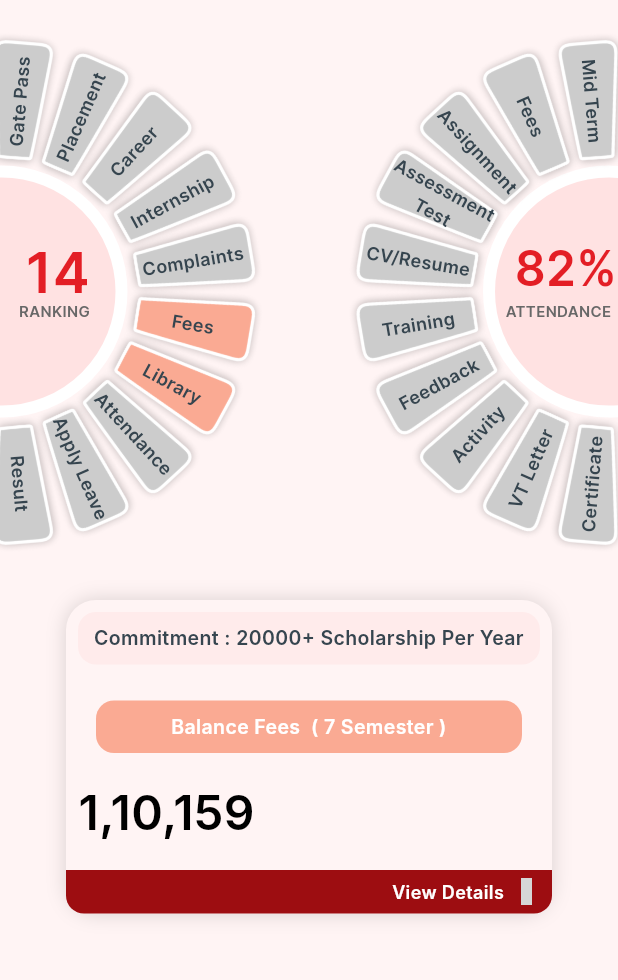
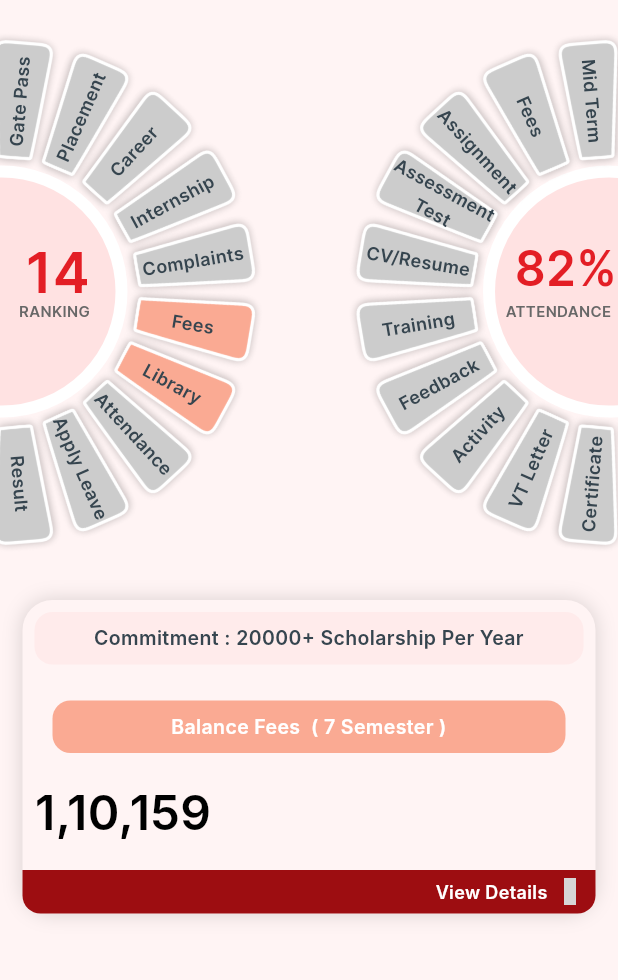
Before and after one commit to Awdhesh8/GlobalCollegeApp, a Flutter app: the MyHomePage screen opened directly, after a tap on "Fees", on a phone screen of 412 x 824 dp, the part 84-1064 px from its top. Run offline on Flutter 3.47's test engine with Material 3 defaults, Android fonts, the phone set to English and light mode, and no system bars; our stand-ins replace curved_navigation_bar, fl_chart, flip_card, flutter_svg, get, get_storage and 4 more; accounts and stored records are empty; Roboto replaces fonts that are missing (Inter); grey boxes are pictures that could not be loaded.

Commit message:
Merge remote-tracking branch 'origin/main'

```diff
--- a/lib/features/home/screens/home_page.dart
+++ b/lib/features/home/screens/home_page.dart
@@ -47,11 +47,11 @@ import 'package:globalcollegeapp/common/widgets/appbar/appbar.dart';
 import 'package:globalcollegeapp/features/home/screens/profile_card/profile_box.dart';
 import 'package:globalcollegeapp/utils/constants/colors.dart';
 import '../../../Circular Menus/circular_menus_with_circle.dart';
+import '../widgets/animation_switcher/hide_show_animation.dart';
 import 'left_circle_menu_and_screens/fees/fees_card/fees_card_contanier.dart';
-import 'left_circle_menu_and_screens/fees/fees_contanier/fees_container.dart';
 
 class MyHomePage extends StatefulWidget {
-  MyHomePage({
+  const MyHomePage({
     Key? key,
   }) : super(key: key);
 
@@ -87,11 +87,12 @@ class _MyHomePageState extends State<MyHomePage> {
                 });
               },
             ),
-            if (shouldShowFeesCard()) ...[
-              const FeesCard(),
-            ] else ...[
-              const ProfileBox(),
-            ],
+            AnimatedSwitcherWidget(
+              firstWidget: const FeesCard(),
+              secondWidget: const ProfileBox(),
+              showFirst: showFeesCard,
+              selectedIndex: selectedIndex,
+            ),
           ],
         ),
       ),
@@ -106,12 +107,4 @@ class _MyHomePageState extends State<MyHomePage> {
       }
     });
   }
-
-
-
-  bool shouldShowFeesCard() {
-    // Show FeesCard for index 0 or 10, hide for others
-    return (selectedIndex == 0 || selectedIndex == 10) && showFeesCard;
-  }
-
 }
--- a/lib/features/home/screens/left_circle_menu_and_screens/fees/fees_card/fees_card_contanier.dart
+++ b/lib/features/home/screens/left_circle_menu_and_screens/fees/fees_card/fees_card_contanier.dart
@@ -1,10 +1,8 @@
 import 'package:flutter/material.dart';
 import 'package:get/get.dart';
-import 'package:get/get_core/src/get_main.dart';
 import 'package:globalcollegeapp/features/home/screens/left_circle_menu_and_screens/fees/fees_screen.dart';
 import 'package:globalcollegeapp/utils/constants/sizes.dart';
 import 'package:iconsax/iconsax.dart';
-
 import '../../../../../../utils/constants/colors.dart';
 
 class FeesCard extends StatelessWidget {
@@ -12,8 +10,10 @@ class FeesCard extends StatelessWidget {
 
   @override
   Widget build(BuildContext context) {
-    return Container(
-      width: 324,
+    return Padding(
+      padding: const EdgeInsets.symmetric(horizontal: 15),
+      child: Container(
+        width: double.infinity,
         decoration: ShapeDecoration(
           color: EColors.backgroundColor,
           shape: RoundedRectangleBorder(
@@ -67,9 +67,7 @@ class FeesCard extends StatelessWidget {
               ),
             ),
 
-          const SizedBox(
-            height: ESizes.spaceBtwItems,
-          ),
+            const SizedBox(height: ESizes.spaceBtwItems,),
 
             /// Balance Fees & Text
             Padding(
@@ -108,9 +106,8 @@ class FeesCard extends StatelessWidget {
               ),
             ),
 
-          const SizedBox(
-            height: ESizes.spaceBtwItems,
-          ),
+            const SizedBox(height: ESizes.spaceBtwItems,),
+
             const Row(
               children: [
                 Text(
@@ -149,8 +146,8 @@ class FeesCard extends StatelessWidget {
                                 duration: const Duration(milliseconds: 500),
                               ),
 
-                          child: Padding(
-                            padding: const EdgeInsets.all(6.0),
+                            child: const Padding(
+                              padding: EdgeInsets.all(6.0),
                               child: Text(
                                 'View Details',
                                 style: TextStyle(
@@ -163,7 +160,7 @@ class FeesCard extends StatelessWidget {
                               ),
                             ),
                           ),
-                        Icon(Iconsax.arrow_right_14, color: Colors.white, size: 18,),
+                          const Icon(Iconsax.arrow_right_14, color: Colors.white, size: 18,),
                         ],
                       ),
                     ),
@@ -173,6 +170,7 @@ class FeesCard extends StatelessWidget {
             ),
           ],
         ),
+      ),
     );
   }
 }
--- a/lib/features/home/screens/left_circle_menu_and_screens/left_circle_menus.dart
+++ b/lib/features/home/screens/left_circle_menu_and_screens/left_circle_menus.dart
@@ -2,7 +2,6 @@ import 'package:flutter/material.dart';
 import 'dart:math';
 import '../../../../utils/constants/colors.dart';
 import 'package:get/get.dart';
-import 'fees/fees_screen.dart';
 import 'library/library_screen.dart';
 
 class LeftSideCircularScrollingBoxes extends StatefulWidget {
--- /dev/null
+++ b/lib/features/home/widgets/animation_switcher/hide_show_animation.dart
@@ -0,0 +1,32 @@
+import 'package:flutter/material.dart';
+
+class AnimatedSwitcherWidget extends StatelessWidget {
+  final Widget firstWidget;
+  final Widget secondWidget;
+  final bool showFirst;
+  final int selectedIndex;
+
+  const AnimatedSwitcherWidget({
+    required this.firstWidget,
+    required this.secondWidget,
+    required this.showFirst,
+    required this.selectedIndex,
+    Key? key,
+  }) : super(key: key);
+
+  @override
+  Widget build(BuildContext context) {
+    return AnimatedSwitcher(
+      duration: const Duration(milliseconds: 500),
+      switchInCurve: Curves.easeInOut,
+      switchOutCurve: Curves.easeInOut,
+      child: shouldShowFirst()
+          ? firstWidget
+          : secondWidget,
+    );
+  }
+
+  bool shouldShowFirst() {
+    return (selectedIndex == 0 || selectedIndex == 10) && showFirst;
+  }
+}
--- a/lib/features/personalization/screens/settings/edit_profile/edit_Profile.dart
+++ b/lib/features/personalization/screens/settings/edit_profile/edit_Profile.dart
@@ -160,7 +160,6 @@ import 'package:flutter/material.dart';
 import 'package:get/get.dart';
 import 'package:globalcollegeapp/common/widgets/appbar/appbar.dart';
 import 'package:globalcollegeapp/utils/constants/colors.dart';
-import 'package:iconsax/iconsax.dart';
 import 'package:image_picker/image_picker.dart';
 import '../controllers/profile_controller.dart';
 
--- a/lib/features/personalization/screens/settings/widgets/rounded_radio_buttons.dart
+++ b/lib/features/personalization/screens/settings/widgets/rounded_radio_buttons.dart
@@ -34,7 +34,7 @@ class RoundedButton extends StatelessWidget {
         elevation: isSelected ? null : MaterialStateProperty.all(4.0), // Elevation or shadow when selected
       ),
       child: Padding(
-        padding: const EdgeInsets.symmetric(vertical: 12, horizontal: 16),
+        padding: const EdgeInsets.symmetric(vertical: 12, horizontal: 12),
         child: Text(
           label,
           style: const TextStyle(
--- a/lib/main.dart
+++ b/lib/main.dart
@@ -67,9 +67,9 @@ class MyApp extends StatelessWidget {
       title: 'The Flutter Way',
       theme: ThemeData(
         fontFamily: "Intel",
-        elevatedButtonTheme: ElevatedButtonThemeData(
-          style: ElevatedButton.styleFrom(foregroundColor: Colors.white),
-        ),
+        // elevatedButtonTheme: ElevatedButtonThemeData(
+        //   style: ElevatedButton.styleFrom(foregroundColor: Colors.white),
+        // ),
         inputDecorationTheme: const InputDecorationTheme(
           filled: true,
           fillColor: Colors.white,
```
Also changed, not shown: pubspec.lock. Lines whose indentation alone changed are shown as unchanged.
